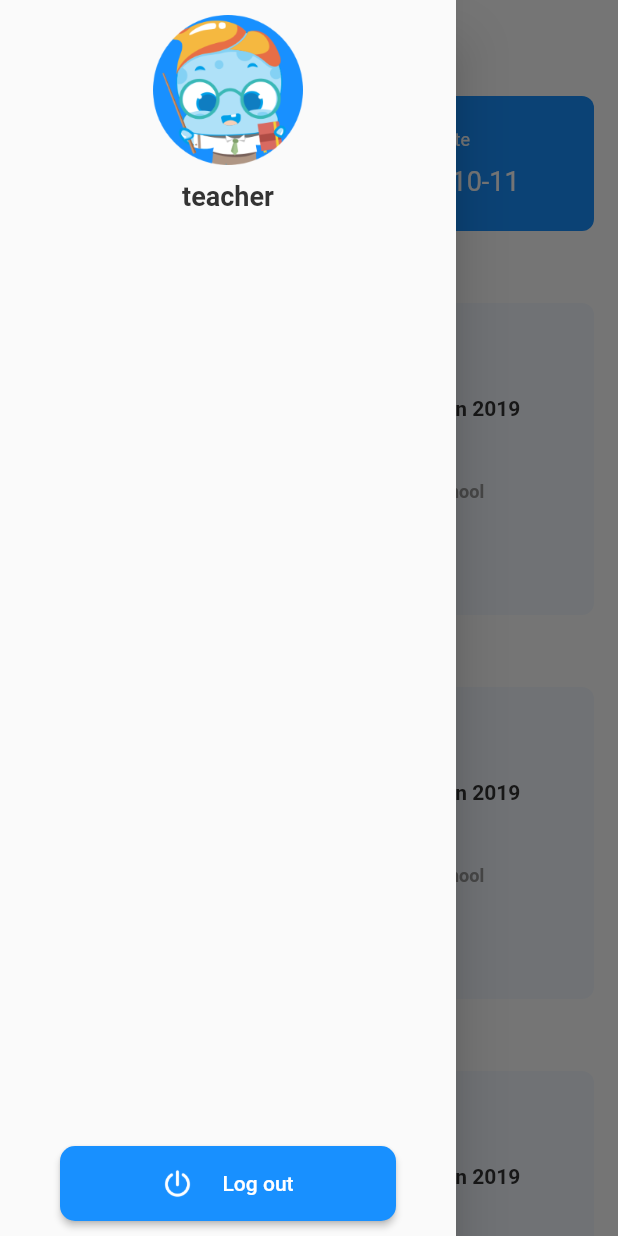
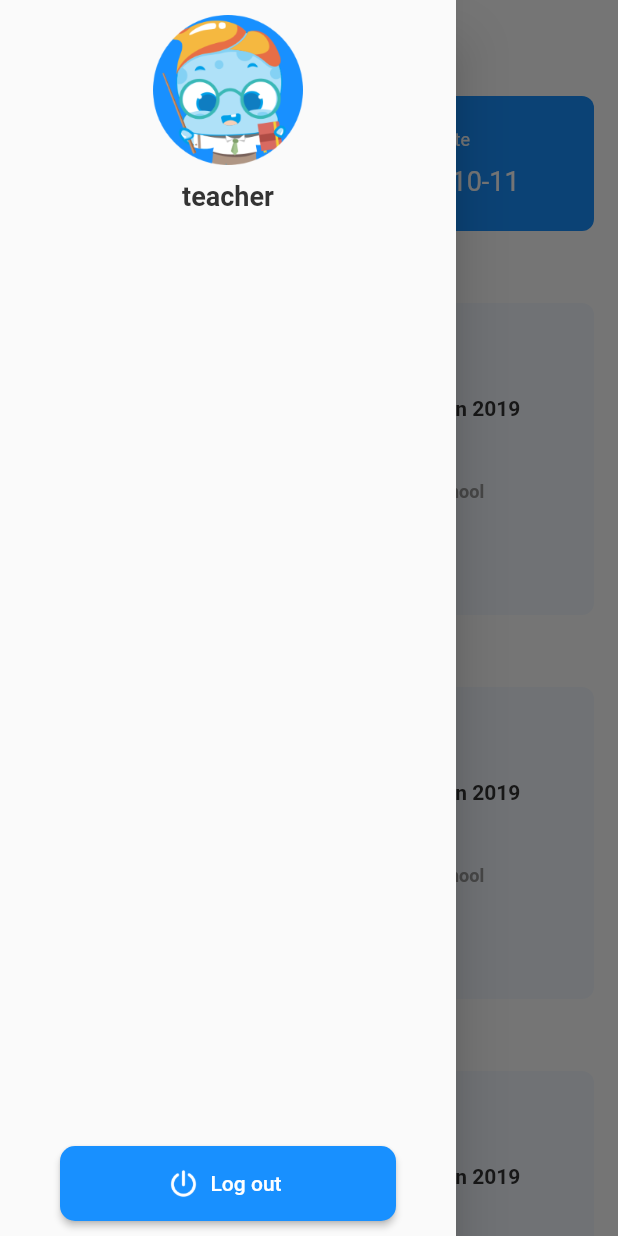
Before and after one commit to CodeByZack/flutter_wj, a Flutter app: the HomePage screen opened directly, with the side drawer open, on a phone screen of 412 x 824 dp. Run offline on Flutter 3.47's test engine with Material 2 defaults, Android fonts, the phone set to English and light mode, and no system bars; our stand-ins replace dio, shared_preferences; missing offline and left inert: flutter_full_pdf_viewer; accounts and stored records are empty; network calls fail.

Commit message:
整理下代码

```diff
--- /dev/null
+++ b/lib/components/Button.dart
@@ -0,0 +1,36 @@
+import 'package:flutter/cupertino.dart';
+import 'package:flutter/material.dart';
+
+class Button extends StatelessWidget {
+  final Widget icon;
+  final String text;
+  final EdgeInsetsGeometry padding;
+  final VoidCallback onPressed;
+  Button({this.icon, this.text,this.onPressed,this.padding});
+
+  @override
+  Widget build(BuildContext context) {
+    // TODO: implement build
+    if (icon != null) {
+      return RaisedButton.icon(
+        onPressed: onPressed,
+        icon: icon,
+        color: Color(0xFF1890FF),
+        textColor: Colors.white,
+        label: Text(text),
+        shape: RoundedRectangleBorder(
+            borderRadius: BorderRadius.all(Radius.circular(10))),
+      );
+    } else {
+      return RaisedButton(
+        onPressed: onPressed,
+        color: Color(0xFF1890FF),
+        textColor: Colors.white,
+        padding: padding,
+        shape: RoundedRectangleBorder(
+            borderRadius: BorderRadius.all(Radius.circular(10))),
+        child: Text(text),
+      );
+    }
+  }
+}
--- a/lib/components/CourseItem.dart
+++ b/lib/components/CourseItem.dart
@@ -1,4 +1,5 @@
 import 'package:flutter/material.dart';
+import 'package:flutterdemo/components/Button.dart';
 import 'package:flutterdemo/model/courseBean.dart';
 
 var statusMaps = {
@@ -13,11 +14,10 @@ class StatusItem {
 }
 
 class CourseItem extends StatelessWidget {
-
   final CourseBean courseBean;
   final VoidCallback onViewPPT;
 
-  CourseItem(this.courseBean,this.onViewPPT);
+  CourseItem(this.courseBean, this.onViewPPT);
 
   @override
   Widget build(BuildContext context) {
@@ -42,17 +42,10 @@ class CourseItem extends StatelessWidget {
                   null),
               buildListTitle("images/icon-3.png", null,
                   "Class 11,Grade 7,Beijing Clover Primary School"),
-              RaisedButton(
+              Button(
+                text: "View PPT",
                 onPressed: onViewPPT,
-                elevation: 0,
-                color: Color(0xFF1890FF),
-                textColor: Colors.white,
-                shape: RoundedRectangleBorder(
-                    borderRadius: BorderRadius.all(Radius.circular(10))),
-                child: Padding(
-                  padding: const EdgeInsets.symmetric(horizontal: 20),
-                  child: Text('View PPT'),
-                ),
+                padding: EdgeInsets.symmetric(horizontal: 40),
               ),
             ],
           ),
--- a/lib/pages/home.dart
+++ /dev/null
@@ -1,244 +0,0 @@
-import 'dart:ui';
-
-import 'package:flutter/cupertino.dart';
-import 'package:flutter/material.dart';
-import 'package:flutterdemo/common/config.dart';
-import 'package:flutterdemo/common/utils.dart';
-import 'package:flutterdemo/components/CourseItem.dart';
-import 'package:flutterdemo/model/courseBean.dart';
-
-class HomePage extends StatefulWidget {
-  @override
-  _HomePageState createState() => new _HomePageState();
-}
-
-class _HomePageState extends State<HomePage> {
-  final GlobalKey<ScaffoldState> _scaffoldKey = new GlobalKey();
-
-  _jumpToPPT(BuildContext context, CourseBean bean) {
-    print(bean.courseStatus);
-    Navigator.of(context).pushNamed("/ppt");
-  }
-
-  @override
-  Widget build(BuildContext context) {
-    // TODO: implement build
-    return Scaffold(
-      backgroundColor: Colors.white,
-      drawer: MyDrawer(),
-      key: _scaffoldKey,
-      appBar: AppBar(
-          leading: IconButton(
-            icon: Container(
-              padding: EdgeInsets.all(3.0),
-              child: CircleAvatar(
-                  // radius: 30.0,
-                  backgroundImage: AssetImage("images/avatar-default.png")),
-            ),
-            onPressed: () {
-              _scaffoldKey.currentState.openDrawer();
-            },
-          ),
-          title: Text("Nearly 7 days courses"),
-          backgroundColor: Colors.white,
-          textTheme: TextTheme(
-              title: TextStyle(
-                  color: Color(0xFF333333),
-                  fontWeight: FontWeight.bold,
-                  fontSize: 18)),
-          centerTitle: true,
-          elevation: 0),
-      body: SafeArea(
-          child: Container(
-        padding: EdgeInsets.symmetric(horizontal: 8),
-        child: ListView.builder(
-            padding: const EdgeInsets.all(8),
-            itemCount: entries.length + 1,
-            itemBuilder: (BuildContext context, int index) {
-              if (index == 0) {
-                return HomeDate();
-              }
-              var temp = CourseBean(index % 2 + 1);
-              return CourseItem(temp, () {
-                _jumpToPPT(context, temp);
-              });
-            }),
-      )),
-    );
-  }
-}
-
-class HomeDate extends StatelessWidget {
-  const HomeDate({
-    Key key,
-  }) : super(key: key);
-
-  @override
-  Widget build(BuildContext context) {
-    return Container(
-      height: 90,
-      alignment: Alignment.center,
-      decoration: BoxDecoration(
-          color: Color(0xFF1890FF),
-          borderRadius: BorderRadius.all(Radius.circular(8))),
-      child: Row(
-        children: <Widget>[
-          Expanded(
-              child: Column(
-            mainAxisAlignment: MainAxisAlignment.center,
-            children: <Widget>[
-              Text(
-                "Beijing Time",
-                style: TextStyle(color: Colors.white, fontSize: 12),
-              ),
-              Padding(padding: EdgeInsets.only(top: 10)),
-              Text("09:40am",
-                  style: TextStyle(color: Colors.white, fontSize: 26)),
-            ],
-          )),
-          Expanded(
-              child: Column(
-            mainAxisAlignment: MainAxisAlignment.center,
-            children: <Widget>[
-              Text("Date", style: TextStyle(color: Colors.white, fontSize: 12)),
-              Padding(padding: EdgeInsets.only(top: 10)),
-              Text("2019-10-11",
-                  style: TextStyle(color: Colors.white, fontSize: 18)),
-            ],
-          ))
-        ],
-      ),
-    );
-  }
-}
-
-class MyDrawer extends StatelessWidget {
-  const MyDrawer({
-    Key key,
-  }) : super(key: key);
-
-  void onLogout(BuildContext context) {
-    showDialog(
-        context: context,
-        builder: (BuildContext context) {
-          return Center(
-            child: Container(
-              decoration: BoxDecoration(
-                  borderRadius: BorderRadius.circular(8), color: Colors.white),
-              padding: EdgeInsets.symmetric(horizontal: 30, vertical: 16),
-              width: 300,
-              child: Column(
-                mainAxisSize: MainAxisSize.min,
-                children: <Widget>[
-                  Text("Notice",
-                      style: TextStyle(
-                          color: Color(0xff333333),
-                          fontWeight: FontWeight.bold,
-                          fontSize: 21,
-                          decoration: TextDecoration.none)),
-                  Padding(padding: EdgeInsets.only(bottom: 16)),
-                  Text("Do you want to log out your CLASS100 account?",
-                      textAlign: TextAlign.center,
-                      style: TextStyle(
-                          color: Color(0xff333333),
-                          fontSize: 16,
-                          decoration: TextDecoration.none)),
-                  Padding(padding: EdgeInsets.only(bottom: 16)),
-                  Row(
-                    mainAxisAlignment: MainAxisAlignment.spaceBetween,
-                    children: <Widget>[
-                      FlatButton(
-                        child: Text("cacnel"),
-                        onPressed: () {
-                          Navigator.of(context).pop();
-                        },
-                        color: Color(0x991890FF),
-                        textColor: Colors.white,
-                        shape: RoundedRectangleBorder(
-                            side: BorderSide(
-                              color: Colors.white,
-                              width: 1,
-                            ),
-                            borderRadius: BorderRadius.circular(8)),
-                      ),
-                      FlatButton(
-                        child: Text("ok"),
-                        onPressed: () async{
-                          await SPDataUtils.deleteKey(Config.TOKEN_KEY);
-                          Navigator.of(context).pushNamedAndRemoveUntil("/",ModalRoute.withName('/'));
-                        },
-                        color: Color(0xFF1890FF),
-                        textColor: Colors.white,
-                        shape: RoundedRectangleBorder(
-                            side: BorderSide(
-                              color: Colors.white,
-                              width: 1,
-                            ),
-                            borderRadius: BorderRadius.circular(8)),
-                      ),
-                    ],
-                  )
-                ],
-              ),
-            ),
-          );
-        });
-  }
-
-  @override
-  Widget build(BuildContext context) {
-    return Drawer(
-        child: SafeArea(
-      child: Column(
-        children: <Widget>[
-          Column(
-            children: <Widget>[
-              Padding(
-                padding: EdgeInsets.only(top: 10, bottom: 10),
-                child: Image.asset("images/avatar-default.png",
-                    width: 100, height: 100),
-              ),
-              Text(
-                "teacher",
-                style: TextStyle(
-                    fontSize: 18,
-                    color: Color(0xFF333333),
-                    fontWeight: FontWeight.bold),
-              )
-            ],
-          ),
-          Spacer(),
-          Container(
-            width: double.infinity,
-            height: 50,
-            margin: EdgeInsets.only(top: 10, bottom: 10),
-            padding: EdgeInsets.symmetric(horizontal: 40),
-            child: RaisedButton(
-              onPressed: () {
-                onLogout(context);
-              },
-              color: Color(0xFF1890FF),
-              textColor: Colors.white,
-              shape: RoundedRectangleBorder(
-                  borderRadius: BorderRadius.all(Radius.circular(10))),
-              child: Row(
-                mainAxisAlignment: MainAxisAlignment.center,
-                children: <Widget>[
-                  Padding(
-                    padding: EdgeInsets.only(right: 20),
-                    child: Image.asset("images/icon-close.png",
-                        width: 20, height: 20),
-                  ),
-                  Text('Log out')
-                ],
-              ),
-            ),
-          ),
-        ],
-      ),
-    ));
-  }
-}
-
-final List<String> entries = <String>['A', 'B', 'C'];
-final List<int> colorCodes = <int>[600, 500, 100];
--- /dev/null
+++ b/lib/pages/home/HomeAppbar.dart
@@ -0,0 +1,15 @@
+import 'package:flutter/material.dart';
+
+AppBar buildAppBar(VoidCallback onLeadingClick) {
+  return AppBar(
+      leading: IconButton(
+        icon: CircleAvatar(
+            backgroundImage: AssetImage("images/avatar-default.png")),
+        onPressed: () {
+          onLeadingClick();
+        },
+      ),
+      title: Text("Nearly 7 days courses"),
+      centerTitle: true,
+      elevation: 0);
+}
--- /dev/null
+++ b/lib/pages/home/HomeDate.dart
@@ -0,0 +1,46 @@
+
+import 'package:flutter/material.dart';
+
+class HomeDate extends StatelessWidget {
+  const HomeDate({
+    Key key,
+  }) : super(key: key);
+
+  @override
+  Widget build(BuildContext context) {
+    return Container(
+      height: 90,
+      alignment: Alignment.center,
+      decoration: BoxDecoration(
+          color: Color(0xFF1890FF),
+          borderRadius: BorderRadius.all(Radius.circular(8))),
+      child: Row(
+        children: <Widget>[
+          Expanded(
+              child: Column(
+            mainAxisAlignment: MainAxisAlignment.center,
+            children: <Widget>[
+              Text(
+                "Beijing Time",
+                style: TextStyle(color: Colors.white, fontSize: 12),
+              ),
+              Padding(padding: EdgeInsets.only(top: 10)),
+              Text("09:40am",
+                  style: TextStyle(color: Colors.white, fontSize: 26)),
+            ],
+          )),
+          Expanded(
+              child: Column(
+            mainAxisAlignment: MainAxisAlignment.center,
+            children: <Widget>[
+              Text("Date", style: TextStyle(color: Colors.white, fontSize: 12)),
+              Padding(padding: EdgeInsets.only(top: 10)),
+              Text("2019-10-11",
+                  style: TextStyle(color: Colors.white, fontSize: 18)),
+            ],
+          ))
+        ],
+      ),
+    );
+  }
+}
--- /dev/null
+++ b/lib/pages/home/HomeDrawer.dart
@@ -0,0 +1,60 @@
+import 'package:flutter/material.dart';
+import 'package:flutterdemo/common/config.dart';
+import 'package:flutterdemo/common/utils.dart';
+import 'package:flutterdemo/components/Button.dart';
+import 'package:flutterdemo/components/Dialog.dart';
+
+class HomeDrawer extends StatelessWidget {
+  const HomeDrawer({
+    Key key,
+  }) : super(key: key);
+
+  void onLogout(BuildContext context) {
+    MyDialog.showMyDialog(context, "title", "content", () async {
+      await SPDataUtils.deleteKey(Config.TOKEN_KEY);
+      Navigator.of(context)
+          .pushNamedAndRemoveUntil("/", ModalRoute.withName('/'));
+    });
+  }
+
+  @override
+  Widget build(BuildContext context) {
+    return Drawer(
+        child: SafeArea(
+      child: Column(
+        children: <Widget>[
+          Column(
+            children: <Widget>[
+              Padding(
+                padding: EdgeInsets.only(top: 10, bottom: 10),
+                child: Image.asset("images/avatar-default.png",
+                    width: 100, height: 100),
+              ),
+              Text(
+                "teacher",
+                style: TextStyle(
+                    fontSize: 18,
+                    color: Color(0xFF333333),
+                    fontWeight: FontWeight.bold),
+              )
+            ],
+          ),
+          Spacer(),
+          Container(
+              width: double.infinity,
+              height: 50,
+              margin: EdgeInsets.only(top: 10, bottom: 10),
+              padding: EdgeInsets.symmetric(horizontal: 40),
+              child: Button(
+                icon:
+                    Image.asset("images/icon-close.png", width: 20, height: 20),
+                text: "Log out",
+                onPressed: () {
+                  onLogout(context);
+                },
+              )),
+        ],
+      ),
+    ));
+  }
+}
--- /dev/null
+++ b/lib/pages/home/HomeListView.dart
@@ -0,0 +1,28 @@
+import 'package:flutter/cupertino.dart';
+import 'package:flutterdemo/components/CourseItem.dart';
+import 'package:flutterdemo/model/courseBean.dart';
+
+import 'HomeDate.dart';
+
+
+class HomeListView extends StatelessWidget {
+  final Function(CourseBean) onItemClick;
+  final List data;
+
+  HomeListView({this.data, this.onItemClick});
+
+  @override
+  Widget build(BuildContext context) {
+    // TODO: implement build
+    return ListView.builder(
+        padding: const EdgeInsets.all(8),
+        itemCount: data.length + 1,
+        itemBuilder: (BuildContext context, int index) {
+          if (index == 0) {
+            return HomeDate();
+          }
+          var temp = CourseBean(index % 2 + 1);
+          return CourseItem(temp, ()=>onItemClick(temp));
+        });
+  }
+}
--- /dev/null
+++ b/lib/pages/home/index.dart
@@ -0,0 +1,45 @@
+
+import 'package:flutter/cupertino.dart';
+import 'package:flutter/material.dart';
+import 'package:flutterdemo/model/courseBean.dart';
+import 'package:flutterdemo/pages/home/HomeAppbar.dart';
+import 'package:flutterdemo/pages/home/HomeListView.dart';
+import 'HomeDrawer.dart';
+final List<num> entries = [1, 2, 3, 4];
+
+class HomePage extends StatefulWidget {
+  @override
+  _HomePageState createState() => new _HomePageState();
+}
+
+class _HomePageState extends State<HomePage> {
+  final GlobalKey<ScaffoldState> _scaffoldKey = new GlobalKey();
+
+  _jumpToPPT(BuildContext context) {
+    return (CourseBean bean) {
+      print(bean.courseStatus);
+      Navigator.of(context).pushNamed("/ppt");
+    };
+  }
+
+  _openDrawer() {
+    _scaffoldKey.currentState.openDrawer();
+  }
+
+  @override
+  Widget build(BuildContext context) {
+    return Scaffold(
+      backgroundColor: Colors.white,
+      drawer: HomeDrawer(),
+      key: _scaffoldKey,
+      appBar: buildAppBar(_openDrawer),
+      body: Container(
+        padding: EdgeInsets.symmetric(horizontal: 8),
+        child: HomeListView(
+          data: entries,
+          onItemClick: _jumpToPPT(context),
+        ),
+      ),
+    );
+  }
+}
--- /dev/null
+++ b/lib/theme/customeTheme.dart
@@ -0,0 +1,28 @@
+// Copyright 2019 The Flutter team. All rights reserved.
+// Use of this source code is governed by a BSD-style license that can be
+// found in the LICENSE file.
+
+import 'package:flutter/material.dart';
+
+class CustomeThemeData {
+  static const titleTextStyle = TextStyle(
+      color: Colors.black,
+      fontSize: 18,
+      fontWeight: FontWeight.bold,
+      decoration: TextDecoration.none);
+
+  static BoxDecoration radiusWhiteBg = BoxDecoration(
+      borderRadius: BorderRadius.circular(8), color: Colors.white);
+
+  static ThemeData themeData() {
+    return ThemeData(
+        backgroundColor: Colors.white,
+        primaryColor: Color(0xFF1890FF),
+        appBarTheme: AppBarTheme(
+            elevation: 0,
+            color: Colors.white,
+            iconTheme: IconThemeData(color: Colors.black),
+            textTheme: TextTheme(title: titleTextStyle)),
+        buttonTheme: ButtonThemeData(buttonColor: Color(0xFF1890FF)));
+  }
+}
```
Also changed, not shown: lib/components/Dialog.dart (added, +59 -0 lines), lib/main.dart (+3 -14 lines), lib/pages/login/login.dart (+2 -11 lines).
